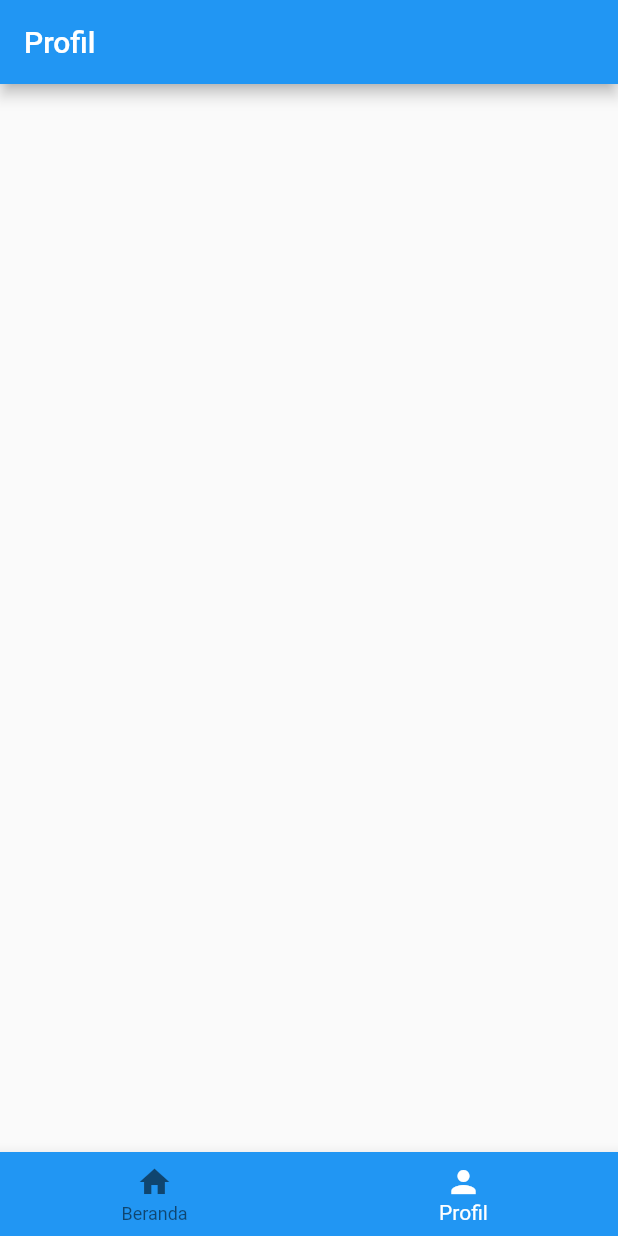
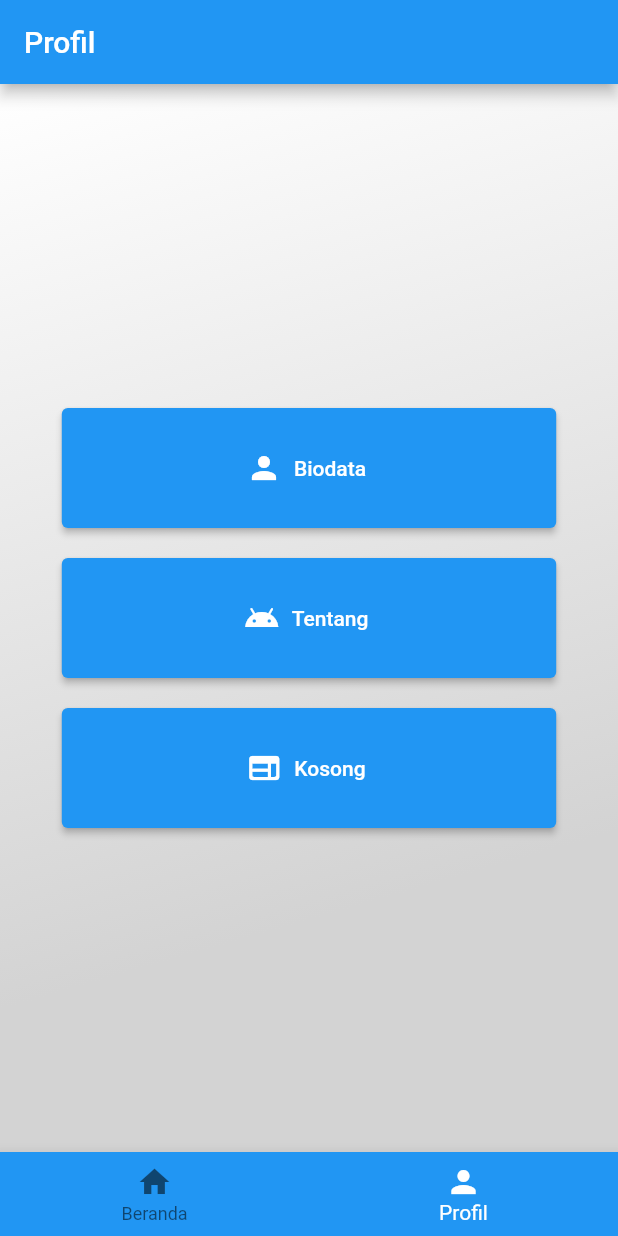
Before and after one commit to AzMy27/frontend-test, a Flutter app: the screen it shows after launch, item 2 of the bottom bar chosen, on a phone screen of 412 x 824 dp. Run offline on Flutter 3.47's test engine with Material 3 defaults, Android fonts, the phone set to English and light mode, and no system bars; our stand-ins replace image_picker, velocity_x.

Commit message:
menambah halaman sederhana

```diff
--- a/lib/page/profile_page.dart
+++ b/lib/page/profile_page.dart
@@ -1,3 +1,5 @@
+import 'package:android_fe/profil/about.dart';
+import 'package:android_fe/profil/biodata.dart';
 import 'package:flutter/material.dart';
 
 class ProfilePage extends StatefulWidget {
@@ -19,14 +21,62 @@ class _ProfilePageState extends State<ProfilePage> {
           width: MediaQuery.of(context).size.width,
           height: MediaQuery.of(context).size.height,
           decoration: BoxDecoration(
-              // gradient: LinearGradient(
-              //   colors: [const Color(0xFFF95A3B), Color(0xFFF96713)],
-              //   begin: FractionalOffset.topLeft,
-              //   end: FractionalOffset.bottomCenter,
-              //   stops: [0.0, 0.8],
-              //   tileMode: TileMode.mirror,
-              // ),
+            gradient: LinearGradient(
+              colors: [const Color(0xFFFFFFFF), const Color(0xFFD3D3D3)],
+              begin: FractionalOffset.topLeft,
+              end: FractionalOffset.bottomCenter,
+              stops: [0.0, 0.8],
+              tileMode: TileMode.mirror,
+            ),
+          ),
+          child: Center(
+            child: SingleChildScrollView(
+              child: Column(
+                mainAxisAlignment: MainAxisAlignment.center,
+                children: <Widget>[
+                  SizedBox(
+                    width: MediaQuery.of(context).size.width * 0.8,
+                    height: 80,
+                    child: ElevatedButton.icon(
+                      onPressed: () {
+                        Navigator.push(context, MaterialPageRoute(builder: (context) => const BiodataPage()));
+                      },
+                      icon: const Icon(Icons.person),
+                      label: const Text('Biodata'),
+                    ),
+                  ),
+                  SizedBox(
+                    height: 20,
+                  ),
+                  SizedBox(
+                    width: MediaQuery.of(context).size.width * 0.8,
+                    height: 80,
+                    child: ElevatedButton.icon(
+                      onPressed: () {
+                        Navigator.push(context, MaterialPageRoute(builder: (context) => const AboutPage()));
+                      },
+                      icon: const Icon(Icons.android),
+                      label: const Text('Tentang'),
+                    ),
+                  ),
+                  SizedBox(
+                    height: 20,
+                  ),
+                  SizedBox(
+                    width: MediaQuery.of(context).size.width * 0.8,
+                    height: 80,
+                    child: ElevatedButton.icon(
+                      onPressed: () {
+                        // Navigator.push(context, MaterialPageRoute(builder: (context) => const AboutDialog()));
+                      },
+                      icon: const Icon(Icons.web_rounded),
+                      label: const Text('Kosong'),
+                    ),
+                  ),
+                ],
               ),
+            ),
+          ),
         ),
       ),
     );
```
Also changed, not shown: lib/page/history_page.dart (+18 -2 lines), lib/page/home_page.dart (+9 -0 lines), lib/profil/about.dart (added, +19 -0 lines), lib/profil/biodata.dart (added, +19 -0 lines), lib/screen/report_page.dart (+5 -4 lines), lib/simpanan/profile_page_1.dart (added, +122 -0 lines).
